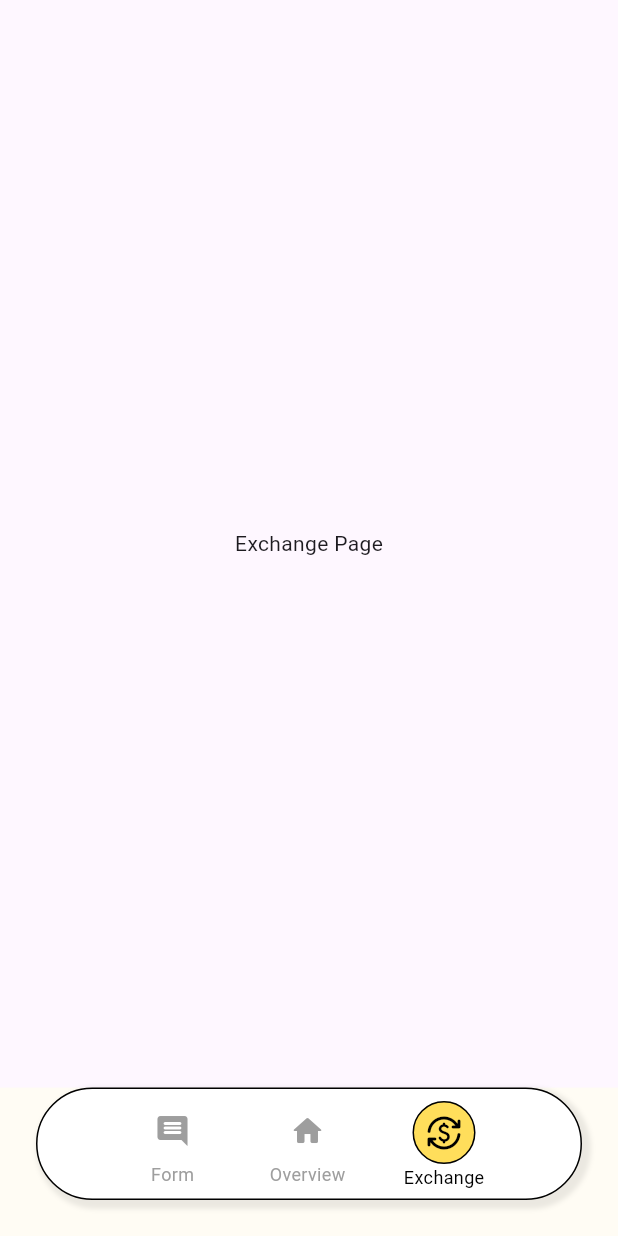
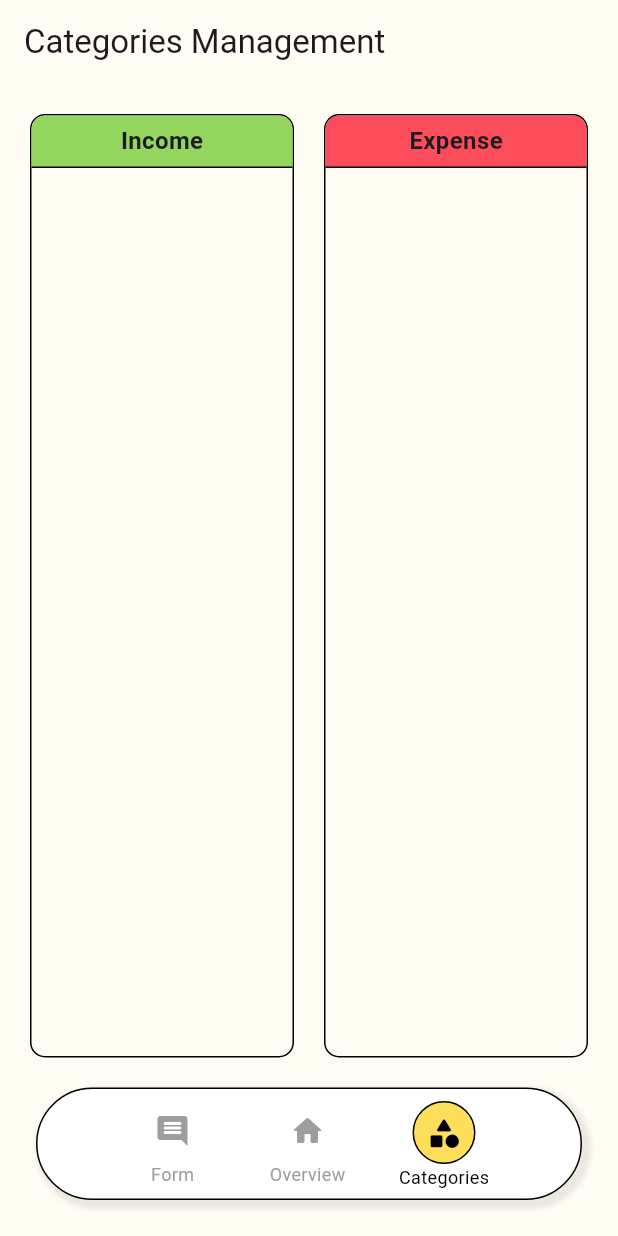
Before and after one commit to Riandec/income-expense-tracker, a Flutter app: the screen it shows after launch, item 3 of the bottom bar chosen, on a phone screen of 412 x 824 dp. Run offline on Flutter 3.47's test engine with Material 3 defaults, Android fonts, the phone set to English and light mode, and no system bars; our stand-ins replace cloud_firestore, firebase_core, fl_chart; accounts and stored records are empty.

Commit message:
Update categories

```diff
--- a/lib/main.dart
+++ b/lib/main.dart
@@ -2,7 +2,6 @@ import 'package:flutter/material.dart';
 import 'package:firebase_core/firebase_core.dart';
 import 'package:income_expense_tracker/screens/overview_page.dart';
 import 'firebase_options.dart';
-import 'screens/form_page.dart';
 
 void main() async {
   WidgetsFlutterBinding.ensureInitialized();
--- /dev/null
+++ b/lib/screens/categories_page.dart
@@ -0,0 +1,145 @@
+import 'package:cloud_firestore/cloud_firestore.dart';
+import 'package:flutter/material.dart';
+
+class CategoriesPage extends StatefulWidget {
+  const CategoriesPage({super.key});
+
+  @override
+  State<CategoriesPage> createState() => _CategoriesPageState();
+}
+
+class _CategoriesPageState extends State<CategoriesPage> {
+  final CollectionReference categories = FirebaseFirestore.instance.collection('Categories');
+
+  // create
+  Future<void> addCategory(String name, String type) async {
+    await categories.add({
+      'name': name,
+      'type': type,
+    });
+  }
+  // read
+  Stream<QuerySnapshot> getCategories(String type) {
+    return categories
+    .where('type', isEqualTo: type)
+    .snapshots();
+  }
+  // edit
+  Future<void> updateCategory(String docId, String newName, String newType) async {
+    await categories.doc(docId).update({
+    'name': newName,
+    'type': newType,
+  });
+  }
+  // delete
+  Future<void> deleteCategory(String docId) async {
+    await categories.doc(docId).delete();
+  }
+
+  @override
+  Widget build(BuildContext context) {
+    return Scaffold(
+      appBar: AppBar(
+        title: Text('Categories Management'),
+        backgroundColor: Color.fromRGBO(255, 252, 244, 1),
+      ),
+      backgroundColor: Color.fromRGBO(255, 252, 244, 1),
+      body: Padding(
+        padding: EdgeInsets.all(20),
+        child: Row(
+          mainAxisAlignment: MainAxisAlignment.center,
+          children: [
+            // Income list
+            Expanded(
+              child: Container(
+                decoration: BoxDecoration(
+                  border: Border.all(color: Colors.black),
+                  borderRadius: BorderRadius.circular(10)
+                ),
+                child: Column(
+                  children: [
+                    Container(
+                      height: 35,
+                      width: double.infinity,
+                      decoration: BoxDecoration(
+                        color: Color.fromRGBO(148, 213, 95, 1),
+                        border: Border(
+                          bottom: BorderSide(color: Colors.black)
+                        ),
+                        borderRadius: BorderRadiusGeometry.only(
+                          topLeft: Radius.circular(9),
+                          topRight: Radius.circular(9)
+                        )
+                      ),
+                      child: Center(
+                        child: Text(
+                          'Income',
+                          style: TextStyle(
+                            fontSize: 16,
+                            fontWeight: FontWeight.bold
+                          ),
+                        )
+                      )
+                    ),
+                    StreamBuilder<QuerySnapshot>(
+                      stream: getCategories('Income'),
+                      builder:(context, snapshot) {
+                        if (snapshot.hasData) {
+                          List categoriesList = snapshot.data!.docs;
+                          List<String> names = [];
+                          for (var doc in categoriesList) {
+                            Map<String, dynamic> data = doc.data() as Map<String, dynamic>;
+                            names.add(data['name']);
+                          }
+                        } else {
+                          return CircularProgressIndicator();
+                        }
+                      },
+                    )
+                  ],
+                )
+              )
+            ),
+            SizedBox(width: 20),
+            // Expense list
+            Expanded(
+              child: Container(
+                decoration: BoxDecoration(
+                  border: Border.all(color: Colors.black),
+                  borderRadius: BorderRadius.circular(10),
+                ),
+                child: Column(
+                  children: [
+                    Container(
+                      height: 35,
+                      width: double.infinity,
+                      decoration: BoxDecoration(
+                        color: Color.fromRGBO(253, 77, 90, 1),
+                        border: Border(
+                          bottom: BorderSide(color: Colors.black)
+                        ),
+                        borderRadius: BorderRadiusGeometry.only(
+                          topLeft: Radius.circular(9),
+                          topRight: Radius.circular(9)
+                        )
+                      ),
+                      child: Center(
+                        child: Text(
+                          'Expense',
+                          style: TextStyle(
+                            fontSize: 16,
+                            fontWeight: FontWeight.bold
+                          ),
+                        )
+                      )
+                    )
+                  ],
+                )
+              )
+            )
+          ],
+        ),
+      )
+    );
+  }
+}
--- a/lib/screens/exchange_page.dart
+++ /dev/null
@@ -1,19 +0,0 @@
-import 'package:flutter/material.dart';
-
-class ExchangePage extends StatefulWidget {
-  const ExchangePage({super.key});
-
-  @override
-  State<ExchangePage> createState() => _ExchangePageState();
-}
-
-class _ExchangePageState extends State<ExchangePage> {
-  @override
-  Widget build(BuildContext context) {
-    return Scaffold(
-      body: Center(
-        child: Text('Exchange Page')
-      )
-    );
-  }
-}
--- a/lib/screens/overview_page.dart
+++ b/lib/screens/overview_page.dart
@@ -2,7 +2,7 @@ import 'package:cloud_firestore/cloud_firestore.dart';
 import 'package:fl_chart/fl_chart.dart';
 import 'package:flutter/material.dart';
 import 'package:income_expense_tracker/screens/form_page.dart';
-import 'package:income_expense_tracker/screens/exchange_page.dart';
+import 'package:income_expense_tracker/screens/categories_page.dart';
 import 'package:intl/intl.dart';
 
 class OverviewPage extends StatefulWidget {
@@ -17,12 +17,12 @@ class _OverviewPageState extends State<OverviewPage> {
   List<IconData> navIcons = [
     Icons.insert_comment_rounded,
     Icons.home_rounded,
-    Icons.currency_exchange_rounded
+    Icons.category_rounded
   ];
   List<String> navTitles = [
     'Form',
     'Overview',
-    'Exchange'
+    'Categories'
   ];
 
   String? selectedMonth;
@@ -104,7 +104,7 @@ class _OverviewPageState extends State<OverviewPage> {
     List<Widget> pages = [
       FormPage(),
       _buildOverview(),
-      ExchangePage(),
+      CategoriesPage(),
     ];
     return Scaffold(
       backgroundColor: Color.fromRGBO(255, 252, 244, 1),
@@ -115,27 +115,32 @@ class _OverviewPageState extends State<OverviewPage> {
 
   Widget _buildOverview() {
     return SingleChildScrollView(
-      padding: EdgeInsets.all(20),
+      padding: EdgeInsets.only(left: 20, right: 20, top: 60),
       child: Column(
         crossAxisAlignment: CrossAxisAlignment.start,
         children: [
           Row(
             children: [
               // Label month
-              Text(
-                selectedMonth ?? 'Month',
-                style: TextStyle(
-                  fontFamily: 'Playfair Display',
-                  fontStyle: FontStyle.italic,
-                  fontSize: 32,
-                  fontWeight: FontWeight.bold
+              SizedBox(
+                width: 120,
+                child: Text(
+                  selectedMonth ?? 'Month',
+                  textAlign: TextAlign.center,
+                  style: TextStyle(
+                    fontFamily: 'Playfair Display',
+                    fontStyle: FontStyle.italic,
+                    fontSize: 26,
+                    fontWeight: FontWeight.bold
+                  ),
                 ),
               ),
-              SizedBox(width: 30),
+              SizedBox(width: 10),
               // Month
               Expanded(
                 child: DropdownButtonFormField(
                   value: selectedMonth,
+                  isExpanded: true,
                   decoration: InputDecoration(
                     filled: true,
                     fillColor: Colors.white,
@@ -150,7 +155,14 @@ class _OverviewPageState extends State<OverviewPage> {
                     ),
                   ),
                   items: ['January', 'February', 'March', 'April', 'May', 'June', 'July', 'August', 'September', 'October', 'November', 'December']
-                    .map((String month) => DropdownMenuItem(value: month, child: Text(month))).toList(),
+                    .map((String month) => DropdownMenuItem(
+                      value: month,
+                      child: Text(
+                        month,
+                        maxLines: 1,
+                        overflow: TextOverflow.ellipsis,
+                      )
+                    )).toList(),
                   onChanged: (String? value) {
                     setState(() {
                       selectedMonth = value;
@@ -178,7 +190,10 @@ class _OverviewPageState extends State<OverviewPage> {
                     ),
                   ),
                   items: ['2020', '2021', '2022', '2023', '2024', '2025', '2026', '2027', '2028', '2029', '2030']
-                    .map((String year) => DropdownMenuItem(value: year, child: Text(year))).toList(),
+                    .map((String year) => DropdownMenuItem(
+                      value: year,
+                      child: Text(year)
+                    )).toList(),
                   onChanged: (String? value) {
                     setState(() {
                       selectedYear = value;
@@ -334,6 +349,7 @@ class _OverviewPageState extends State<OverviewPage> {
                 return ListView.builder(
                   shrinkWrap: true,
                   physics: NeverScrollableScrollPhysics(),
+                  padding: EdgeInsets.zero,
                   itemCount: transactionsList.length,
                   itemBuilder: (context, index) {
                     return ListTile(
@@ -473,7 +489,6 @@ class _OverviewPageState extends State<OverviewPage> {
                 fontWeight: FontWeight.bold
               ),
             ),
-            SizedBox(height: 5),
             // Pie chart
             Expanded(
               child: Row(
@@ -502,6 +517,7 @@ class _OverviewPageState extends State<OverviewPage> {
                       ),
                     )
                   ),
+                  SizedBox(width: 5),
                   // Label category
                   Expanded(
                     flex: 1,
```
